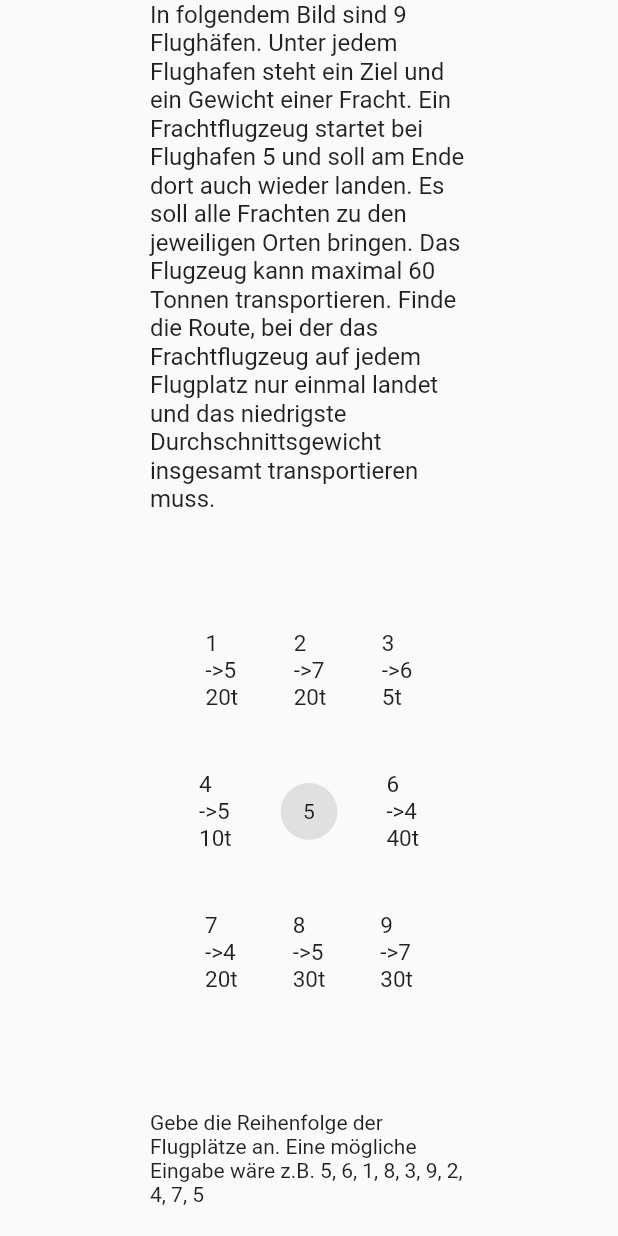
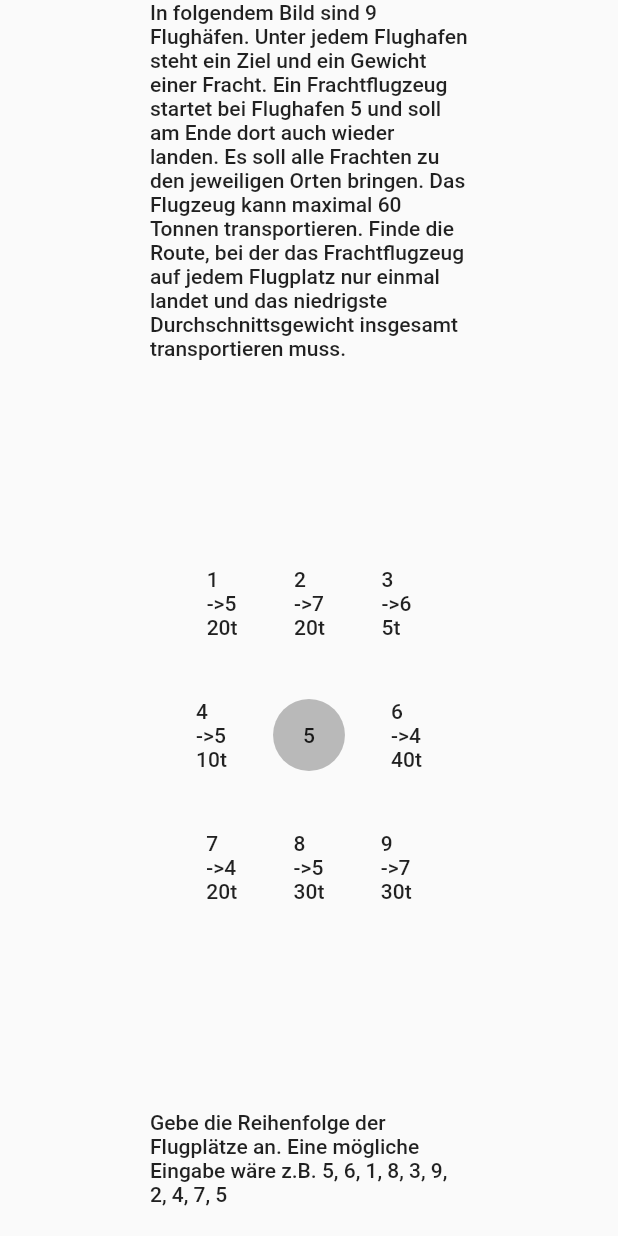
Before and after one commit to valle0202/airbus_schueler_quiz, a Flutter app: what question4() shows on an empty page, opened directly, on a phone screen of 412 x 824 dp. Run offline on Flutter 3.47's test engine with Material 2 defaults, Android fonts, the phone set to English and light mode, and no system bars; missing offline and left inert: panorama.

Commit message:
more theming

```diff
--- a/schueler_quiz_web_app/lib/Screens/Quiz/question1.dart
+++ b/schueler_quiz_web_app/lib/Screens/Quiz/question1.dart
@@ -4,7 +4,7 @@ import 'package:flutter/material.dart';
 bool showQuestion = true;
 var answerController = TextEditingController();
 
-Widget question1() {
+Widget question1(BuildContext context) {
   if(showQuestion){
     return puzzle1();
   } else {
--- a/schueler_quiz_web_app/lib/Screens/Quiz/question2.dart
+++ b/schueler_quiz_web_app/lib/Screens/Quiz/question2.dart
@@ -1,5 +1,5 @@
 import 'package:flutter/cupertino.dart';
 
-Widget question2() {
+Widget question2(BuildContext context) {
   return Text("frage2");
 }
--- a/schueler_quiz_web_app/lib/Screens/Quiz/question3.dart
+++ b/schueler_quiz_web_app/lib/Screens/Quiz/question3.dart
@@ -1,5 +1,5 @@
 import 'package:flutter/cupertino.dart';
 
-Widget question3() {
+Widget question3(BuildContext context) {
   return Text("frage3");
 }
--- a/schueler_quiz_web_app/lib/Screens/Quiz/question4.dart
+++ b/schueler_quiz_web_app/lib/Screens/Quiz/question4.dart
@@ -2,39 +2,42 @@ import 'package:flutter/cupertino.dart';
 import 'package:flutter/material.dart';
 //import 'package:schueler_quiz_web_app/Screens/Quiz/question1.dart';
 
-Widget question4() {
+Widget question4(BuildContext context) {
   return Padding(
     padding: const EdgeInsets.fromLTRB(100, 0, 100, 20),
     child: Column(
       mainAxisAlignment: MainAxisAlignment.spaceBetween,
       children: [
         Text("In folgendem Bild sind 9 Flughäfen. Unter jedem Flughafen steht ein Ziel und ein Gewicht einer Fracht. Ein Frachtflugzeug startet bei Flughafen 5 und soll am Ende dort auch wieder landen. Es soll alle Frachten zu den jeweiligen Orten bringen. Das Flugzeug kann maximal 60 Tonnen transportieren. Finde die Route, bei der das Frachtflugzeug auf jedem Flugplatz nur einmal landet und das niedrigste Durchschnittsgewicht insgesamt transportieren muss.",
-          style: TextStyle(fontSize: 16),
+          style: Theme.of(context).textTheme.bodyText1,
         ),
         Column(
           mainAxisAlignment: MainAxisAlignment.spaceBetween,
           children: [
-            Row(mainAxisAlignment: MainAxisAlignment.spaceEvenly, children: [airport(1, 5, 20), airport(2, 7, 20), airport(3, 6, 5)],),
-            Row(mainAxisAlignment: MainAxisAlignment.spaceEvenly, children: [airport(4, 5, 10), airport(5, 0, 0), airport(6, 4, 40)],),
-            Row(mainAxisAlignment: MainAxisAlignment.spaceEvenly, children: [airport(7, 4, 20), airport(8, 5, 30), airport(9, 7, 30)],),
+            Row(mainAxisAlignment: MainAxisAlignment.spaceEvenly, children: [airport(1, 5, 20, context), airport(2, 7, 20, context), airport(3, 6, 5, context)],),
+            Row(mainAxisAlignment: MainAxisAlignment.spaceEvenly, children: [airport(4, 5, 10, context), airport(5, 0, 0, context), airport(6, 4, 40, context)],),
+            Row(mainAxisAlignment: MainAxisAlignment.spaceEvenly, children: [airport(7, 4, 20, context), airport(8, 5, 30, context), airport(9, 7, 30, context)],),
           ],
         ),
-        Text('Gebe die Reihenfolge der Flugplätze an. Eine mögliche Eingabe wäre z.B. 5, 6, 1, 8, 3, 9, 2, 4, 7, 5'),
+        //Image(image: AssetImage("assets/images/aufgabe4.png"),),
+        Text('Gebe die Reihenfolge der Flugplätze an. Eine mögliche Eingabe wäre z.B. 5, 6, 1, 8, 3, 9, 2, 4, 7, 5',
+          style: Theme.of(context).textTheme.bodyText1,
+        ),
         //answer(500),
       ],
     ),
   );
 }
 
-Widget airport (int number, int to, int weight) {
+Widget airport (int number, int to, int weight, BuildContext context) {
   if(to == 0 && weight == 0) {
     return Container(
       child: Padding(
-        padding: const EdgeInsets.all(15.0),
-        child: Text(number.toString()),
+        padding: const EdgeInsets.all(20.0),
+        child: Text(number.toString(), style: Theme.of(context).textTheme.bodyText1,),
       ),
       decoration: BoxDecoration(
-        color: Colors.grey[300],
+        color: Colors.black26,
         shape: BoxShape.circle,
       ),
     );
@@ -44,7 +47,7 @@ Widget airport (int number, int to, int weight) {
       padding: const EdgeInsets.symmetric(vertical: 20),
       child: Text(
         number.toString() + "\n->" + to.toString() + '\n' + weight.toString() + 't',
-        style: TextStyle(fontSize: 15),
+        style: Theme.of(context).textTheme.bodyText1,
         ),
     ),
   );
--- a/schueler_quiz_web_app/lib/Screens/Quiz/question5.dart
+++ b/schueler_quiz_web_app/lib/Screens/Quiz/question5.dart
@@ -1,6 +1,6 @@
 import 'package:flutter/cupertino.dart';
 
-Widget question5() {
+Widget question5(BuildContext context) {
   return Padding(
     padding: const EdgeInsets.fromLTRB(100, 0, 100, 20),
     child: Column(
--- a/schueler_quiz_web_app/lib/Screens/Quiz/question6.dart
+++ b/schueler_quiz_web_app/lib/Screens/Quiz/question6.dart
@@ -1,5 +1,5 @@
 import 'package:flutter/cupertino.dart';
 
-Widget question6() {
+Widget question6(BuildContext context) {
   return Text("frage6");
 }
--- a/schueler_quiz_web_app/lib/Screens/Quiz/question7.dart
+++ b/schueler_quiz_web_app/lib/Screens/Quiz/question7.dart
@@ -1,5 +1,5 @@
 import 'package:flutter/cupertino.dart';
 
-Widget question7() {
+Widget question7(BuildContext context) {
   return Text("frage7");
 }
--- a/schueler_quiz_web_app/lib/Screens/Quiz/question8.dart
+++ b/schueler_quiz_web_app/lib/Screens/Quiz/question8.dart
@@ -1,5 +1,5 @@
 import 'package:flutter/cupertino.dart';
 
-Widget question8() {
+Widget question8(BuildContext context) {
   return Text("frage8");
 }
--- a/schueler_quiz_web_app/lib/Screens/Quiz/question9.dart
+++ b/schueler_quiz_web_app/lib/Screens/Quiz/question9.dart
@@ -1,6 +1,6 @@
 import 'package:flutter/cupertino.dart';
 
-Widget question9() {
+Widget question9(BuildContext context) {
   return Padding(
     padding: const EdgeInsets.fromLTRB(100, 0, 100, 20),
     child: Column(
--- a/schueler_quiz_web_app/lib/Screens/home_screen.dart
+++ b/schueler_quiz_web_app/lib/Screens/home_screen.dart
@@ -32,7 +32,7 @@ class MyApp extends StatelessWidget {
         // Define the default TextTheme. Use this to specify the default
         // text styling for headlines, titles, bodies of text, and more.
         textTheme: TextTheme(
-          bodyText1: TextStyle(fontSize: 14, color: tertiaryBlue),
+          bodyText1: TextStyle(fontSize: 14, color: Colors.white),
           //headline1: TextStyle(fontSize: 72.0, fontWeight: FontWeight.bold),
           //headline6: TextStyle(fontSize: 36.0, fontStyle: FontStyle.italic),
           //bodyText2: TextStyle(fontSize: 14.0, fontFamily: 'Hind'),
```
Also changed, not shown: schueler_quiz_web_app/lib/Screens/Quiz/quiz_screen.dart (+43 -36 lines), schueler_quiz_web_app/lib/Screens/ende.dart (added, +10 -0 lines), schueler_quiz_web_app/assets/images/aufgabe4.png (added), schueler_quiz_web_app/assets/images/question4.png (added).
